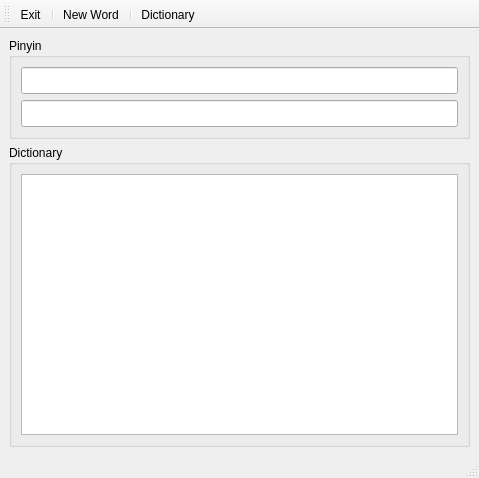
Old version of the form mainwindow.ui in the repository ensisoft/pinyin-translator.
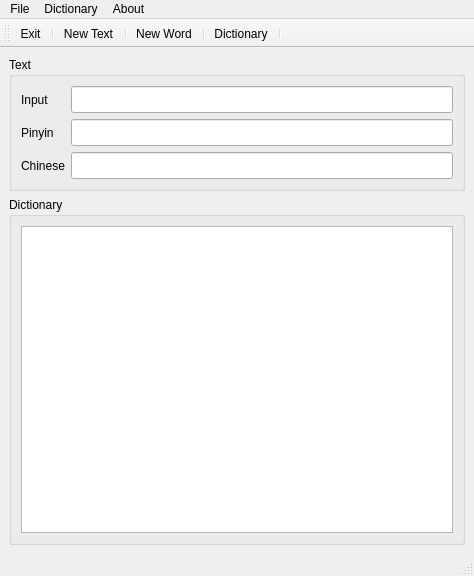
New version of the form. Icons and pictures are not drawn.

Commit message: Input mechanism improved

```diff
--- a/mainwindow.ui
+++ b/mainwindow.ui
@@ -6,22 +6,45 @@
    <rect>
     <x>0</x>
     <y>0</y>
-    <width>479</width>
-    <height>478</height>
+    <width>474</width>
+    <height>576</height>
    </rect>
   </property>
   <property name="windowTitle">
    <string>Pinyin Translator</string>
   </property>
   <widget class="QWidget" name="centralwidget">
-   <layout class="QVBoxLayout" name="verticalLayout_2">
+   <layout class="QVBoxLayout" name="verticalLayout">
     <item>
      <widget class="QGroupBox" name="groupBox_2">
       <property name="title">
-       <string>Pinyin</string>
+       <string>Text</string>
       </property>
-      <layout class="QVBoxLayout" name="verticalLayout_4">
-       <item>
+      <layout class="QGridLayout" name="gridLayout">
+       <item row="0" column="0">
+        <widget class="QLabel" name="label_3">
+         <property name="text">
+          <string>Input</string>
+         </property>
+        </widget>
+       </item>
+       <item row="0" column="1">
+        <widget class="QLineEdit" name="editInput">
+         <property name="font">
+          <font>
+           <pointsize>12</pointsize>
+          </font>
+         </property>
+        </widget>
+       </item>
+       <item row="1" column="0">
+        <widget class="QLabel" name="label_2">
+         <property name="text">
+          <string>Pinyin</string>
+         </property>
+        </widget>
+       </item>
+       <item row="1" column="1">
         <widget class="QLineEdit" name="editPinyin">
          <property name="font">
           <font>
@@ -30,7 +53,14 @@
          </property>
         </widget>
        </item>
-       <item>
+       <item row="2" column="0">
+        <widget class="QLabel" name="label">
+         <property name="text">
+          <string>Chinese</string>
+         </property>
+        </widget>
+       </item>
+       <item row="2" column="1">
         <widget class="QLineEdit" name="editChinese">
          <property name="enabled">
           <bool>true</bool>
@@ -81,9 +111,46 @@
    </attribute>
    <addaction name="actionExit"/>
    <addaction name="separator"/>
-   <addaction name="actionAddWord"/>
+   <addaction name="actionNewText"/>
+   <addaction name="separator"/>
+   <addaction name="actionNewWord"/>
    <addaction name="separator"/>
    <addaction name="actionDictionary"/>
+   <addaction name="separator"/>
+  </widget>
+  <widget class="QMenuBar" name="menuBar">
+   <property name="geometry">
+    <rect>
+     <x>0</x>
+     <y>0</y>
+     <width>474</width>
+     <height>22</height>
+    </rect>
+   </property>
+   <widget class="QMenu" name="menuFile">
+    <property name="title">
+     <string>File</string>
+    </property>
+    <addaction name="actionExit"/>
+    <addaction name="separator"/>
+    <addaction name="actionNewText"/>
+   </widget>
+   <widget class="QMenu" name="menuAbout">
+    <property name="title">
+     <string>About</string>
+    </property>
+   </widget>
+   <widget class="QMenu" name="menuDictionary">
+    <property name="title">
+     <string>Dictionary</string>
+    </property>
+    <addaction name="actionNewWord"/>
+    <addaction name="separator"/>
+    <addaction name="actionDictionary"/>
+   </widget>
+   <addaction name="menuFile"/>
+   <addaction name="menuDictionary"/>
+   <addaction name="menuAbout"/>
   </widget>
   <action name="actionExit">
    <property name="icon">
@@ -97,7 +164,7 @@
     <string>Ctrl+Q</string>
    </property>
   </action>
-  <action name="actionAddWord">
+  <action name="actionNewWord">
    <property name="icon">
     <iconset resource="resource.qrc">
      <normaloff>:/icons/ico_word_add.png</normaloff>:/icons/ico_word_add.png</iconset>
@@ -109,7 +176,7 @@
     <string>Add new word to the dictionary</string>
    </property>
    <property name="shortcut">
-    <string>Ctrl+N</string>
+    <string>Ctrl+Shift+N</string>
    </property>
   </action>
   <action name="actionDictionary">
@@ -124,6 +191,18 @@
     <string>Ctrl+D</string>
    </property>
   </action>
+  <action name="actionNewText">
+   <property name="icon">
+    <iconset resource="resource.qrc">
+     <normaloff>:/icons/ico_new_text.png</normaloff>:/icons/ico_new_text.png</iconset>
+   </property>
+   <property name="text">
+    <string>New Text</string>
+   </property>
+   <property name="shortcut">
+    <string>Ctrl+N</string>
+   </property>
+  </action>
  </widget>
  <resources>
   <include location="resource.qrc"/>
```
The commit also changes 4 other files.
